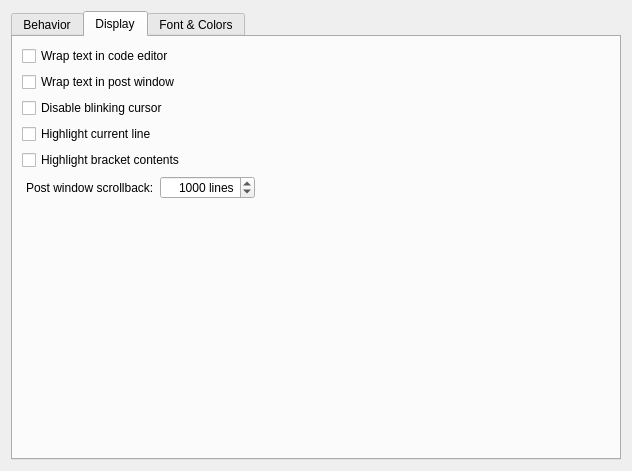
supercollider/supercollider, file editors/sc-ide/forms/settings_editor.ui: the form before one commit.
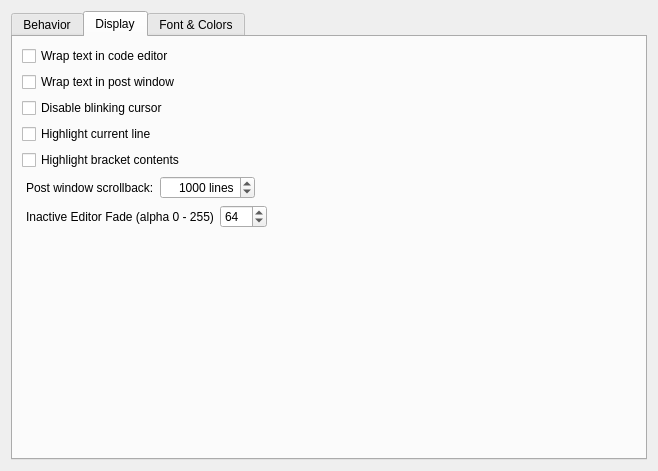
The form after the commit. The open tabs and pages were chosen to show the change. Custom widgets are drawn as their Qt base class.

Commit message: scide: Make alpha setting for inactive editor fade user configurable

Diff of the .ui file:
```diff
--- a/editors/sc-ide/forms/settings_editor.ui
+++ b/editors/sc-ide/forms/settings_editor.ui
@@ -6,7 +6,7 @@
    <rect>
     <x>0</x>
     <y>0</y>
-    <width>615</width>
+    <width>658</width>
     <height>471</height>
    </rect>
   </property>
@@ -281,6 +281,43 @@
           </item>
          </layout>
         </item>
+        <item>
+         <layout class="QHBoxLayout" name="horizontalLayout_2">
+          <item>
+           <widget class="QLabel" name="label_2">
+            <property name="text">
+             <string>Inactive Editor Fade (alpha 0 - 255)</string>
+            </property>
+            <property name="indent">
+             <number>4</number>
+            </property>
+           </widget>
+          </item>
+          <item>
+           <widget class="QSpinBox" name="inactiveEditorFadeAlpha">
+            <property name="maximum">
+             <number>255</number>
+            </property>
+            <property name="value">
+             <number>64</number>
+            </property>
+           </widget>
+          </item>
+          <item>
+           <spacer name="horizontalSpacer_7">
+            <property name="orientation">
+             <enum>Qt::Horizontal</enum>
+            </property>
+            <property name="sizeHint" stdset="0">
+             <size>
+              <width>40</width>
+              <height>20</height>
+             </size>
+            </property>
+           </spacer>
+          </item>
+         </layout>
+        </item>
         <item>
          <spacer name="verticalSpacer_2">
           <property name="orientation">
```
Left out of the diff: 2 changed lines with no effect on the pictures. The commit also changes 5 other files.
